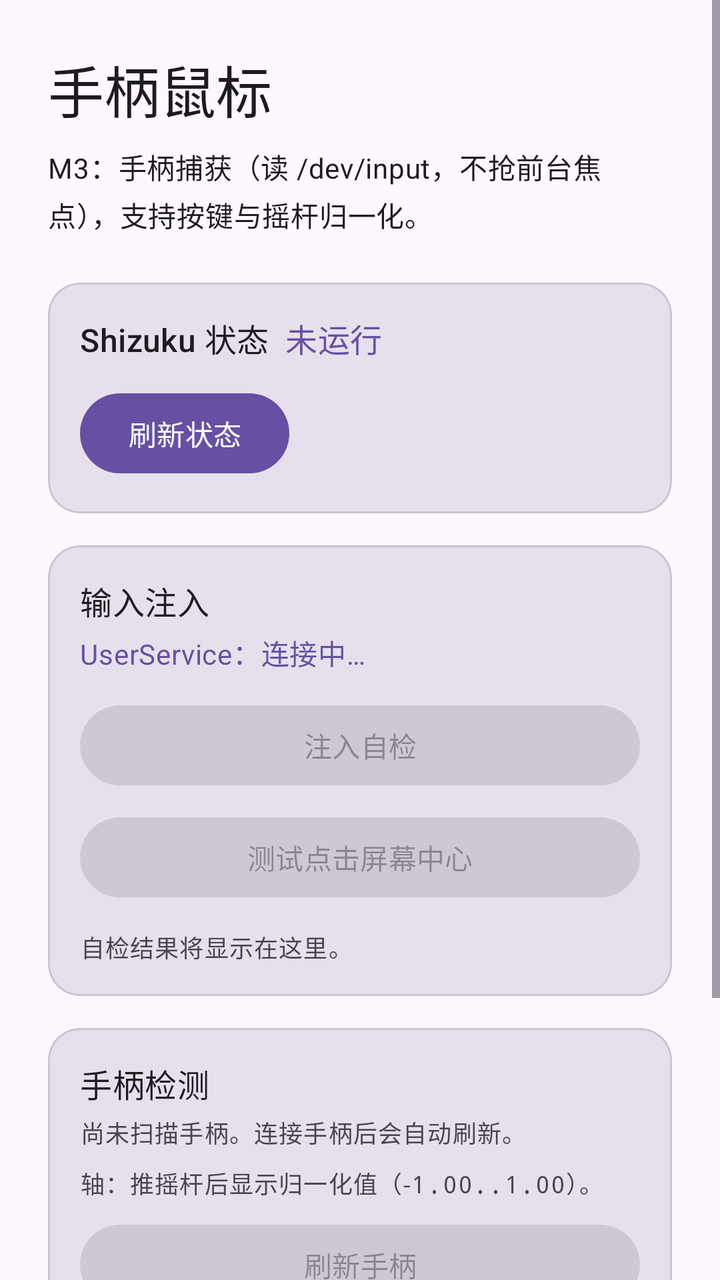
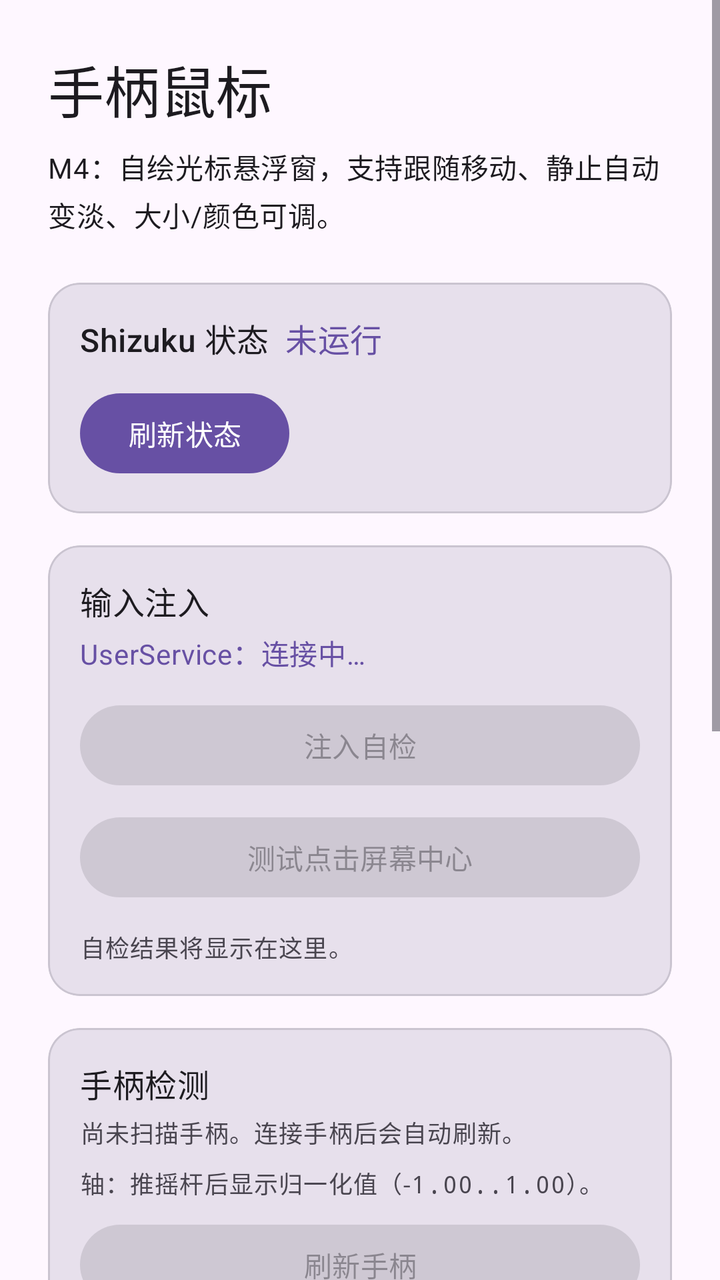

Screens rendered from an Android XML layout before and after an edit, with the pre-edit source and the edit as a unified diff.
<!-- AndroidManifest.xml: application theme Theme.PadMouse -->
<!-- res/layout/activity_main.xml -->
<?xml version="1.0" encoding="utf-8"?>
<ScrollView xmlns:android="http://schemas.android.com/apk/res/android"
    xmlns:app="http://schemas.android.com/apk/res-auto"
    android:layout_width="match_parent"
    android:layout_height="match_parent"
    android:fillViewport="true">

    <LinearLayout
        android:layout_width="match_parent"
        android:layout_height="wrap_content"
        android:orientation="vertical"
        android:padding="24dp">

        <TextView
            android:layout_width="wrap_content"
            android:layout_height="wrap_content"
            android:text="@string/main_title"
            android:textAppearance="?attr/textAppearanceHeadlineMedium" />

        <TextView
            android:layout_width="wrap_content"
            android:layout_height="wrap_content"
            android:layout_marginTop="8dp"
            android:text="@string/main_placeholder_hint"
            android:textAppearance="?attr/textAppearanceBodyMedium" />

        <com.google.android.material.card.MaterialCardView
            android:layout_width="match_parent"
            android:layout_height="wrap_content"
            android:layout_marginTop="24dp"
            app:cardBackgroundColor="?attr/colorSurfaceVariant"
            app:cardCornerRadius="16dp"
            app:cardElevation="0dp">

            <LinearLayout
                android:layout_width="match_parent"
                android:layout_height="wrap_content"
                android:orientation="vertical"
                android:padding="16dp">

                <LinearLayout
                    android:layout_width="match_parent"
                    android:layout_height="wrap_content"
                    android:gravity="center_vertical"
                    android:orientation="horizontal">

                    <TextView
                        android:layout_width="wrap_content"
                        android:layout_height="wrap_content"
                        android:text="@string/shizuku_status_label"
                        android:textAppearance="?attr/textAppearanceTitleMedium" />

                    <TextView
                        android:id="@+id/shizuku_status_value"
                        android:layout_width="wrap_content"
                        android:layout_height="wrap_content"
                        android:layout_marginStart="8dp"
                        android:text="@string/shizuku_status_not_running"
                        android:textAppearance="?attr/textAppearanceTitleMedium"
                        android:textColor="?attr/colorPrimary" />

                </LinearLayout>

                <TextView
                    android:id="@+id/shizuku_hint"
                    android:layout_width="match_parent"
                    android:layout_height="wrap_content"
                    android:layout_marginTop="8dp"
                    android:textAppearance="?attr/textAppearanceBodyMedium"
                    android:visibility="gone" />

                <LinearLayout
                    android:layout_width="match_parent"
                    android:layout_height="wrap_content"
                    android:layout_marginTop="12dp"
                    android:orientation="horizontal">

                    <Button
                        android:id="@+id/button_refresh_shizuku"
                        android:layout_width="wrap_content"
                        android:layout_height="wrap_content"
                        android:text="@string/shizuku_action_refresh" />

                    <Button
                        android:id="@+id/button_request_shizuku"
                        android:layout_width="wrap_content"
                        android:layout_height="wrap_content"
                        android:layout_marginStart="8dp"
                        android:text="@string/shizuku_action_request"
                        android:visibility="gone" />

                    <Button
                        android:id="@+id/button_install_shizuku"
                        android:layout_width="wrap_content"
                        android:layout_height="wrap_content"
                        android:layout_marginStart="8dp"
                        android:text="@string/shizuku_action_install"
                        android:visibility="gone" />

                </LinearLayout>

            </LinearLayout>

        </com.google.android.material.card.MaterialCardView>

        <com.google.android.material.card.MaterialCardView
            android:layout_width="match_parent"
            android:layout_height="wrap_content"
            android:layout_marginTop="16dp"
            app:cardBackgroundColor="?attr/colorSurfaceVariant"
            app:cardCornerRadius="16dp"
            app:cardElevation="0dp">

            <LinearLayout
                android:layout_width="match_parent"
                android:layout_height="wrap_content"
                android:orientation="vertical"
                android:padding="16dp">

                <TextView
                    android:layout_width="wrap_content"
                    android:layout_height="wrap_content"
                    android:text="@string/inject_card_title"
                    android:textAppearance="?attr/textAppearanceTitleMedium" />

                <TextView
                    android:id="@+id/inject_service_status"
                    android:layout_width="match_parent"
                    android:layout_height="wrap_content"
                    android:layout_marginTop="4dp"
                    android:text="@string/inject_service_status_connecting"
                    android:textAppearance="?attr/textAppearanceBodyMedium"
                    android:textColor="?attr/colorPrimary" />

                <Button
                    android:id="@+id/button_self_test"
                    android:layout_width="match_parent"
                    android:layout_height="wrap_content"
                    android:layout_marginTop="12dp"
                    android:enabled="false"
                    android:text="@string/inject_action_self_test" />

                <Button
                    android:id="@+id/button_test_tap"
                    android:layout_width="match_parent"
                    android:layout_height="wrap_content"
                    android:layout_marginTop="8dp"
                    android:enabled="false"
                    android:text="@string/inject_action_test_tap" />

                <TextView
                    android:id="@+id/inject_result"
                    android:layout_width="match_parent"
                    android:layout_height="wrap_content"
                    android:layout_marginTop="12dp"
                    android:fontFamily="monospace"
                    android:text="@string/inject_result_idle"
                    android:textAppearance="?attr/textAppearanceBodySmall"
                    android:textIsSelectable="true" />

            </LinearLayout>

        </com.google.android.material.card.MaterialCardView>

        <com.google.android.material.card.MaterialCardView
            android:layout_width="match_parent"
            android:layout_height="wrap_content"
            android:layout_marginTop="16dp"
            app:cardBackgroundColor="?attr/colorSurfaceVariant"
            app:cardCornerRadius="16dp"
            app:cardElevation="0dp">

            <LinearLayout
                android:layout_width="match_parent"
                android:layout_height="wrap_content"
                android:orientation="vertical"
                android:padding="16dp">

                <TextView
                    android:layout_width="wrap_content"
                    android:layout_height="wrap_content"
                    android:text="@string/gamepad_card_title"
                    android:textAppearance="?attr/textAppearanceTitleMedium" />

                <TextView
                    android:id="@+id/gamepad_summary"
                    android:layout_width="match_parent"
                    android:layout_height="wrap_content"
                    android:layout_marginTop="4dp"
                    android:fontFamily="monospace"
                    android:text="@string/gamepad_summary_idle"
                    android:textAppearance="?attr/textAppearanceBodySmall"
                    android:textIsSelectable="true" />

                <TextView
                    android:id="@+id/gamepad_axes"
                    android:layout_width="match_parent"
                    android:layout_height="wrap_content"
                    android:layout_marginTop="8dp"
                    android:fontFamily="monospace"
                    android:text="@string/gamepad_axes_idle"
                    android:textAppearance="?attr/textAppearanceBodySmall" />

                <Button
                    android:id="@+id/button_refresh_gamepad"
                    android:layout_width="match_parent"
                    android:layout_height="wrap_content"
                    android:layout_marginTop="8dp"
                    android:enabled="false"
                    android:text="@string/gamepad_action_refresh" />

                <TextView
                    android:layout_width="match_parent"
                    android:layout_height="wrap_content"
                    android:layout_marginTop="12dp"
                    android:text="@string/gamepad_events_title"
                    android:textAppearance="?attr/textAppearanceTitleSmall" />

                <TextView
                    android:id="@+id/gamepad_events"
                    android:layout_width="match_parent"
                    android:layout_height="wrap_content"
                    android:layout_marginTop="4dp"
                    android:fontFamily="monospace"
                    android:text="@string/gamepad_events_idle"
                    android:textAppearance="?attr/textAppearanceBodySmall"
                    android:textIsSelectable="true" />

            </LinearLayout>

        </com.google.android.material.card.MaterialCardView>

        <TextView
            android:layout_width="match_parent"
            android:layout_height="wrap_content"
            android:layout_marginTop="16dp"
            android:text="@string/status_overlay"
            android:textAppearance="?attr/textAppearanceBodyLarge" />

        <TextView
            android:layout_width="match_parent"
            android:layout_height="wrap_content"
            android:layout_marginTop="8dp"
            android:text="@string/status_service"
            android:textAppearance="?attr/textAppearanceBodyLarge" />

    </LinearLayout>

</ScrollView>
<!-- resources referenced by this layout -->
<resources>
  <string name="gamepad_action_refresh">刷新手柄</string>
  <string name="gamepad_axes_idle">轴：推摇杆后显示归一化值（-1.00..1.00）。</string>
  <string name="gamepad_card_title">手柄检测</string>
  <string name="gamepad_events_idle">按键事件将显示在这里。</string>
  <string name="gamepad_events_title">最近按键事件（最多 10 条）</string>
  <string name="gamepad_summary_idle">尚未扫描手柄。连接手柄后会自动刷新。</string>
  <string name="inject_action_self_test">注入自检</string>
  <string name="inject_action_test_tap">测试点击屏幕中心</string>
  <string name="inject_card_title">输入注入</string>
  <string name="inject_result_idle">自检结果将显示在这里。</string>
  <string name="inject_service_status_connecting">UserService：连接中…</string>
  <string name="main_placeholder_hint">M3：手柄捕获（读 /dev/input，不抢前台焦点），支持按键与摇杆归一化。</string>
  <string name="main_title">手柄鼠标</string>
  <string name="shizuku_action_install">去安装 Shizuku</string>
  <string name="shizuku_action_refresh">刷新状态</string>
  <string name="shizuku_action_request">申请授权</string>
  <string name="shizuku_status_label">Shizuku 状态</string>
  <string name="shizuku_status_not_running">未运行</string>
  <string name="status_overlay">悬浮窗权限：未授予</string>
  <string name="status_service">前台服务：未运行</string>
  <style name="Theme.PadMouse" parent="Theme.Material3.DayNight.NoActionBar" />
</resources>

<!-- the commit's change to res/layout/activity_main.xml (unified diff, before → after) -->
@@ -230,19 +230,161 @@
 
         </com.google.android.material.card.MaterialCardView>
 
-        <TextView
+        <com.google.android.material.card.MaterialCardView
             android:layout_width="match_parent"
             android:layout_height="wrap_content"
             android:layout_marginTop="16dp"
-            android:text="@string/status_overlay"
-            android:textAppearance="?attr/textAppearanceBodyLarge" />
-
-        <TextView
-            android:layout_width="match_parent"
-            android:layout_height="wrap_content"
-            android:layout_marginTop="8dp"
-            android:text="@string/status_service"
-            android:textAppearance="?attr/textAppearanceBodyLarge" />
+            app:cardBackgroundColor="?attr/colorSurfaceVariant"
+            app:cardCornerRadius="16dp"
+            app:cardElevation="0dp">
+
+            <LinearLayout
+                android:layout_width="match_parent"
+                android:layout_height="wrap_content"
+                android:orientation="vertical"
+                android:padding="16dp">
+
+                <TextView
+                    android:layout_width="wrap_content"
+                    android:layout_height="wrap_content"
+                    android:text="@string/cursor_card_title"
+                    android:textAppearance="?attr/textAppearanceTitleMedium" />
+
+                <LinearLayout
+                    android:layout_width="match_parent"
+                    android:layout_height="wrap_content"
+                    android:layout_marginTop="8dp"
+                    android:gravity="center_vertical"
+                    android:orientation="horizontal">
+
+                    <TextView
+                        android:layout_width="wrap_content"
+                        android:layout_height="wrap_content"
+                        android:text="@string/cursor_overlay_permission_label"
+                        android:textAppearance="?attr/textAppearanceBodyMedium" />
+
+                    <TextView
+                        android:id="@+id/overlay_status_value"
+                        android:layout_width="wrap_content"
+                        android:layout_height="wrap_content"
+                        android:layout_marginStart="8dp"
+                        android:text="@string/cursor_overlay_denied"
+                        android:textAppearance="?attr/textAppearanceBodyMedium"
+                        android:textColor="?attr/colorPrimary" />
+
+                    <Button
+                        android:id="@+id/button_grant_overlay"
+                        android:layout_width="wrap_content"
+                        android:layout_height="wrap_content"
+                        android:layout_marginStart="8dp"
+                        android:text="@string/cursor_action_grant_overlay" />
+
+                </LinearLayout>
+
+                <androidx.appcompat.widget.SwitchCompat
+                    android:id="@+id/switch_cursor"
+                    android:layout_width="match_parent"
+                    android:layout_height="wrap_content"
+                    android:layout_marginTop="12dp"
+                    android:text="@string/cursor_action_toggle" />
+
+                <LinearLayout
+                    android:layout_width="match_parent"
+                    android:layout_height="wrap_content"
+                    android:layout_marginTop="16dp"
+                    android:gravity="center_vertical"
+                    android:orientation="horizontal">
+
+                    <TextView
+                        android:layout_width="0dp"
+                        android:layout_height="wrap_content"
+                        android:layout_weight="1"
+                        android:text="@string/cursor_size_label"
+                        android:textAppearance="?attr/textAppearanceBodyMedium" />
+
+                    <TextView
+                        android:id="@+id/cursor_size_value"
+                        android:layout_width="wrap_content"
+                        android:layout_height="wrap_content"
+                        android:text="@string/cursor_size_value_default"
+                        android:textAppearance="?attr/textAppearanceBodyMedium"
+                        android:textColor="?attr/colorPrimary" />
+
+                </LinearLayout>
+
+                <SeekBar
+                    android:id="@+id/seek_cursor_size"
+                    android:layout_width="match_parent"
+                    android:layout_height="wrap_content" />
+
+                <LinearLayout
+                    android:layout_width="match_parent"
+                    android:layout_height="wrap_content"
+                    android:layout_marginTop="8dp"
+                    android:gravity="center_vertical"
+                    android:orientation="horizontal">
+
+                    <TextView
+                        android:layout_width="0dp"
+                        android:layout_height="wrap_content"
+                        android:layout_weight="1"
+                        android:text="@string/cursor_idle_label"
+                        android:textAppearance="?attr/textAppearanceBodyMedium" />
+
+                    <TextView
+                        android:id="@+id/cursor_idle_value"
+                        android:layout_width="wrap_content"
+                        android:layout_height="wrap_content"
+                        android:text="@string/cursor_idle_value_default"
+                        android:textAppearance="?attr/textAppearanceBodyMedium"
+                        android:textColor="?attr/colorPrimary" />
+
+                </LinearLayout>
+
+                <SeekBar
+                    android:id="@+id/seek_cursor_idle"
+                    android:layout_width="match_parent"
+                    android:layout_height="wrap_content" />
+
+                <TextView
+                    android:layout_width="wrap_content"
+                    android:layout_height="wrap_content"
+                    android:layout_marginTop="8dp"
+                    android:text="@string/cursor_color_label"
+                    android:textAppearance="?attr/textAppearanceBodyMedium" />
+
+                <RadioGroup
+                    android:id="@+id/radio_group_cursor_color"
+                    android:layout_width="match_parent"
+                    android:layout_height="wrap_content"
+                    android:layout_marginTop="4dp"
+                    android:orientation="horizontal">
+
+                    <RadioButton
+                        android:id="@+id/radio_cursor_white"
+                        android:layout_width="wrap_content"
+                        android:layout_height="wrap_content"
+                        android:text="@string/cursor_color_white" />
+
+                    <RadioButton
+                        android:id="@+id/radio_cursor_black"
+                        android:layout_width="wrap_content"
+                        android:layout_height="wrap_content"
+                        android:layout_marginStart="8dp"
+                        android:text="@string/cursor_color_black" />
+
+                    <RadioButton
+                        android:id="@+id/radio_cursor_yellow"
+                        android:layout_width="wrap_content"
+                        android:layout_height="wrap_content"
+                        android:layout_marginStart="8dp"
+                        android:text="@string/cursor_color_yellow" />
+
+                </RadioGroup>
+
+            </LinearLayout>
+
+        </com.google.android.material.card.MaterialCardView>
 
     </LinearLayout>
 
<!-- resource entries referenced after the edit -->
@@ -1,5 +1,18 @@
 <!-- resources referenced by this layout -->
 <resources>
+  <string name="cursor_action_grant_overlay">授予悬浮窗权限</string>
+  <string name="cursor_action_toggle">显示光标（悬浮窗）</string>
+  <string name="cursor_card_title">光标悬浮窗</string>
+  <string name="cursor_color_black">黑色</string>
+  <string name="cursor_color_label">光标颜色</string>
+  <string name="cursor_color_white">白色</string>
+  <string name="cursor_color_yellow">黄色</string>
+  <string name="cursor_idle_label">静止后自动变淡</string>
+  <string name="cursor_idle_value_default">3 秒</string>
+  <string name="cursor_overlay_denied">未授予</string>
+  <string name="cursor_overlay_permission_label">悬浮窗权限</string>
+  <string name="cursor_size_label">光标大小</string>
+  <string name="cursor_size_value_default">28 dp</string>
   <string name="gamepad_action_refresh">刷新手柄</string>
   <string name="gamepad_axes_idle">轴：推摇杆后显示归一化值（-1.00..1.00）。</string>
   <string name="gamepad_card_title">手柄检测</string>
@@ -11,15 +24,13 @@
   <string name="inject_card_title">输入注入</string>
   <string name="inject_result_idle">自检结果将显示在这里。</string>
   <string name="inject_service_status_connecting">UserService：连接中…</string>
-  <string name="main_placeholder_hint">M3：手柄捕获（读 /dev/input，不抢前台焦点），支持按键与摇杆归一化。</string>
+  <string name="main_placeholder_hint">M4：自绘光标悬浮窗，支持跟随移动、静止自动变淡、大小/颜色可调。</string>
   <string name="main_title">手柄鼠标</string>
   <string name="shizuku_action_install">去安装 Shizuku</string>
   <string name="shizuku_action_refresh">刷新状态</string>
   <string name="shizuku_action_request">申请授权</string>
   <string name="shizuku_status_label">Shizuku 状态</string>
   <string name="shizuku_status_not_running">未运行</string>
-  <string name="status_overlay">悬浮窗权限：未授予</string>
-  <string name="status_service">前台服务：未运行</string>
   <style name="Theme.PadMouse" parent="Theme.Material3.DayNight.NoActionBar" />
 </resources>
 
